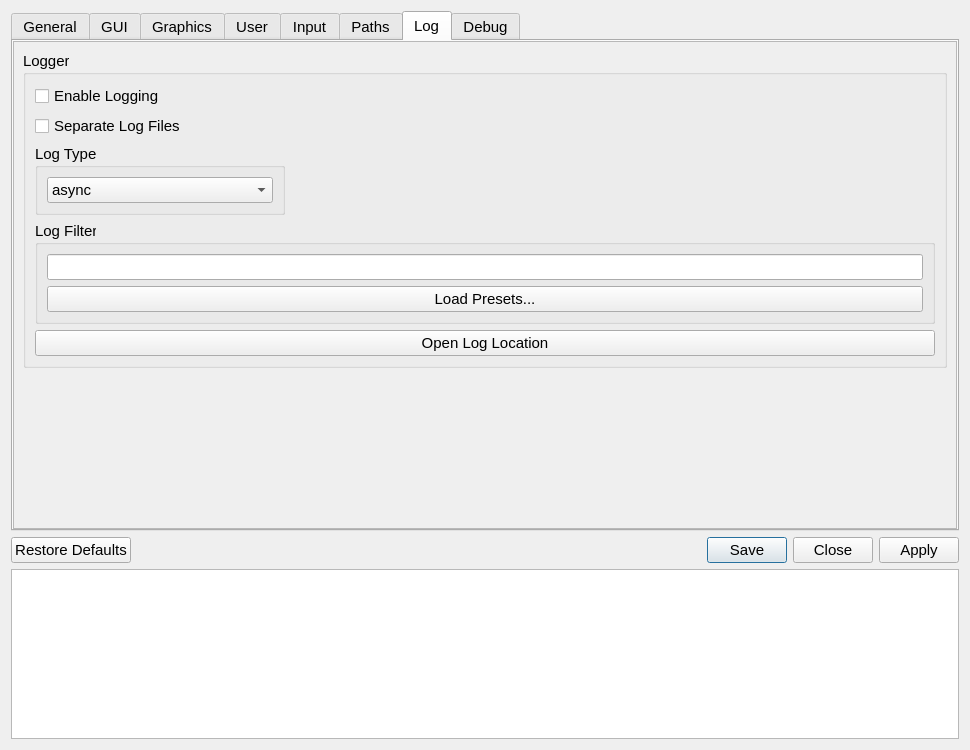
Old version of the form src/qt_gui/settings_dialog.ui in the repository shadps4-emu/shadPS4.
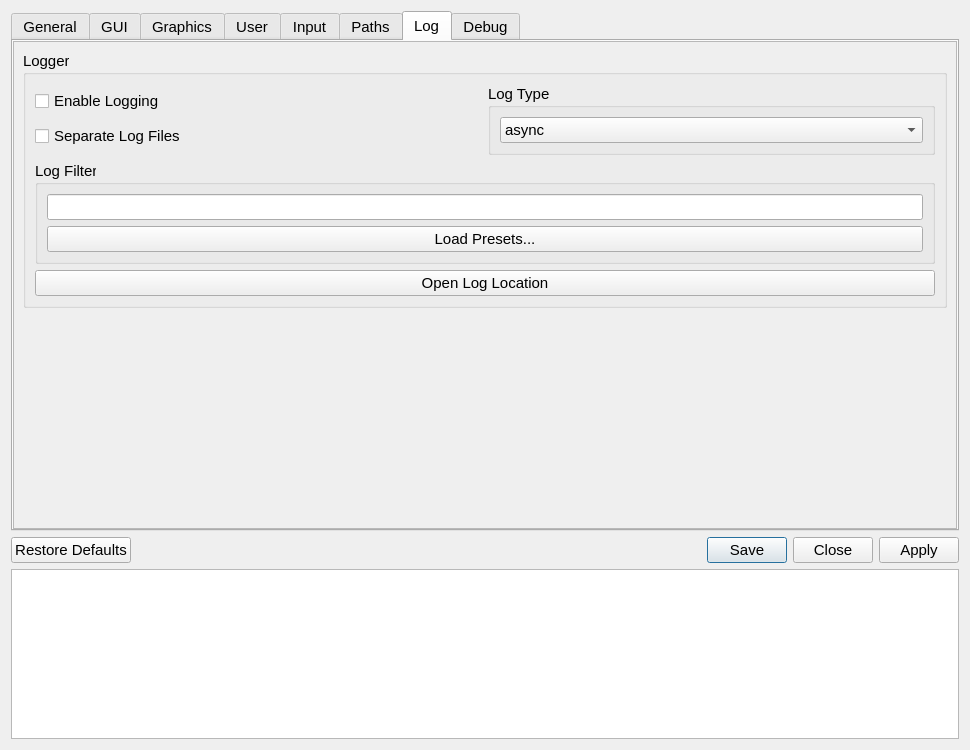
New version of the form. The open tabs and pages were chosen to show the change. Icons and pictures are not drawn.

Patch:
```diff
--- a/src/qt_gui/settings_dialog.ui
+++ b/src/qt_gui/settings_dialog.ui
@@ -2075,7 +2075,7 @@
          <x>0</x>
          <y>0</y>
          <width>946</width>
-         <height>361</height>
+         <height>299</height>
         </rect>
        </property>
        <property name="sizePolicy">
@@ -2102,6 +2102,16 @@
               </property>
               <layout class="QVBoxLayout" name="loggerLayout">
                <item>
+                <layout class="QHBoxLayout" name="horizontalLayout_12">
+                 <property name="topMargin">
+                  <number>0</number>
+                 </property>
+                 <item>
+                  <layout class="QVBoxLayout" name="verticalLayout_7">
+                   <property name="topMargin">
+                    <number>0</number>
+                   </property>
+                   <item>
                 <widget class="QCheckBox" name="enableLoggingCheckBox">
                  <property name="text">
                   <string>Enable Logging</string>
@@ -2115,26 +2125,13 @@
                  </property>
                 </widget>
                </item>
-               <item>
-                <widget class="QWidget" name="LogTypeWidget" native="true">
-                 <layout class="QVBoxLayout" name="LogTypeLayout">
-                  <property name="leftMargin">
-                   <number>0</number>
-                  </property>
-                  <property name="topMargin">
-                   <number>0</number>
-                  </property>
-                  <property name="rightMargin">
-                   <number>0</number>
-                  </property>
-                  <property name="bottomMargin">
-                   <number>0</number>
-                  </property>
+                  </layout>
+                 </item>
                   <item>
                    <widget class="QGroupBox" name="logTypeGroupBox">
                     <property name="maximumSize">
                      <size>
-                      <width>250</width>
+                     <width>16777215</width>
                       <height>16777215</height>
                      </size>
                     </property>
@@ -2160,7 +2157,6 @@
                    </widget>
                   </item>
                  </layout>
-                </widget>
                </item>
                <item>
                 <layout class="QVBoxLayout" name="vLayoutLogFilter">
```
Left out of the diff: 2 changed lines with no effect on the pictures. Lines whose indentation alone changed are shown as unchanged.
